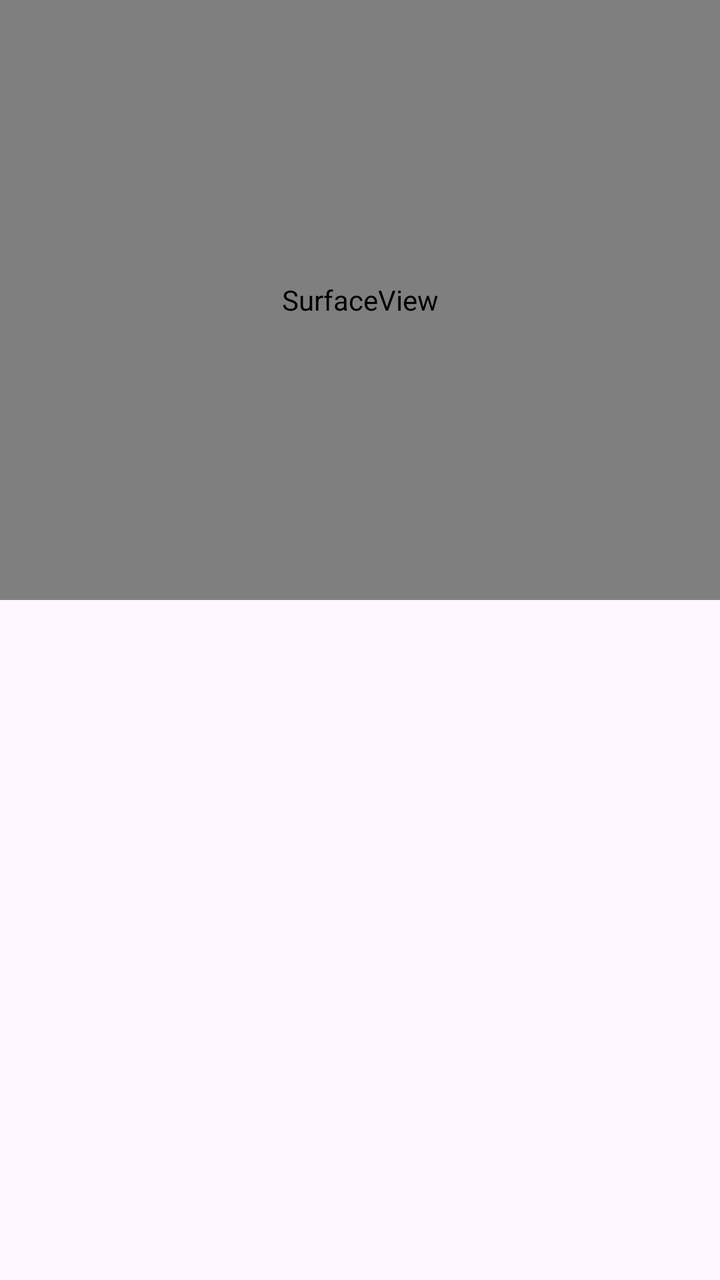
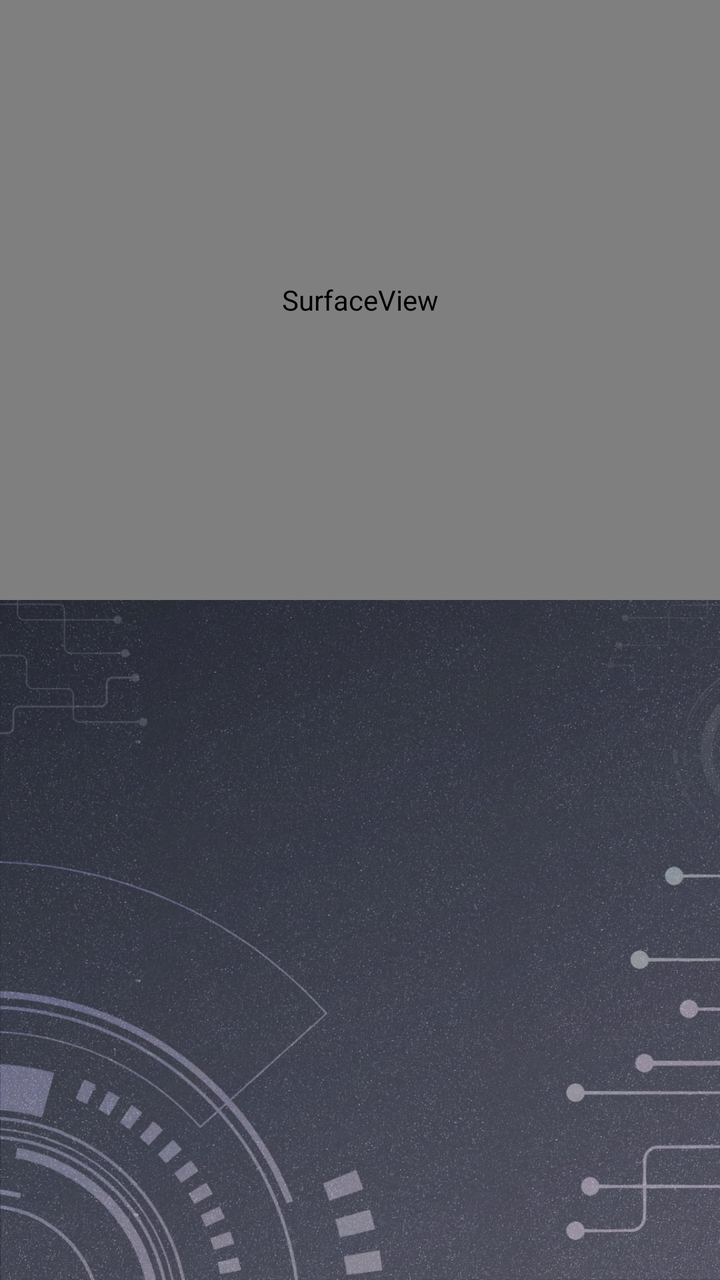

Screens rendered from an Android XML layout before and after an edit, with the pre-edit source and the edit as a unified diff.
<!-- AndroidManifest.xml: application theme Theme.VISTA -->
<!-- res/layout/activity_start_detect_bus_stop_page.xml -->
<?xml version="1.0" encoding="utf-8"?>
<androidx.constraintlayout.widget.ConstraintLayout xmlns:android="http://schemas.android.com/apk/res/android"
    xmlns:app="http://schemas.android.com/apk/res-auto"
    xmlns:tools="http://schemas.android.com/tools"
    android:id="@+id/main"
    android:layout_width="match_parent"
    android:layout_height="match_parent"
    tools:context=".StartDetectBusStopPage">
    
    <SurfaceView
        android:id="@+id/cameraSurfaceView"
        android:layout_width="match_parent"
        android:layout_height="300dp" />

    
    <ImageView
        android:id="@+id/detectedImageView"
        android:layout_width="match_parent"
        android:layout_height="match_parent"
        android:scaleType="fitCenter"
        tools:layout_editor_absoluteX="0dp"
        tools:layout_editor_absoluteY="0dp" />
</androidx.constraintlayout.widget.ConstraintLayout>
<!-- resources referenced by this layout -->
<resources>
  <style name="Theme.VISTA" parent="Base.Theme.VISTA" />
  <style name="Base.Theme.VISTA" parent="Theme.Material3.DayNight.NoActionBar">
          
          
      </style>
</resources>

<!-- the commit's change to res/layout/activity_start_detect_bus_stop_page.xml (unified diff, before → after) -->
@@ -5,7 +5,8 @@
     android:id="@+id/main"
     android:layout_width="match_parent"
     android:layout_height="match_parent"
-    tools:context=".StartDetectBusStopPage">
+    tools:context=".StartDetectBusStopPage"
+    android:background="@drawable/background">
     
     <SurfaceView
         android:id="@+id/cameraSurfaceView"
<!-- resource entries referenced after the edit -->
@@ -1,9 +1,14 @@
 <!-- resources referenced by this layout -->
 <resources>
-  <style name="Theme.VISTA" parent="Base.Theme.VISTA" />
-  <style name="Base.Theme.VISTA" parent="Theme.Material3.DayNight.NoActionBar">
+  <!-- drawable background: jpeg bitmap (drawable, 288114 bytes) -->
+  <style name="Theme.VISTA" parent="Theme.MaterialComponents.Light.NoActionBar">
           
+          <item name="colorPrimary">@color/semi_transparent_white</item>
+          <item name="colorPrimaryVariant">@color/semi_transparent_white</item>
+          <item name="colorOnPrimary">@color/white</item>
           
       </style>
+  <color name="semi_transparent_white">#80FFFFFF</color>
+  <color name="white">#FFFFFF</color>
 </resources>
 
